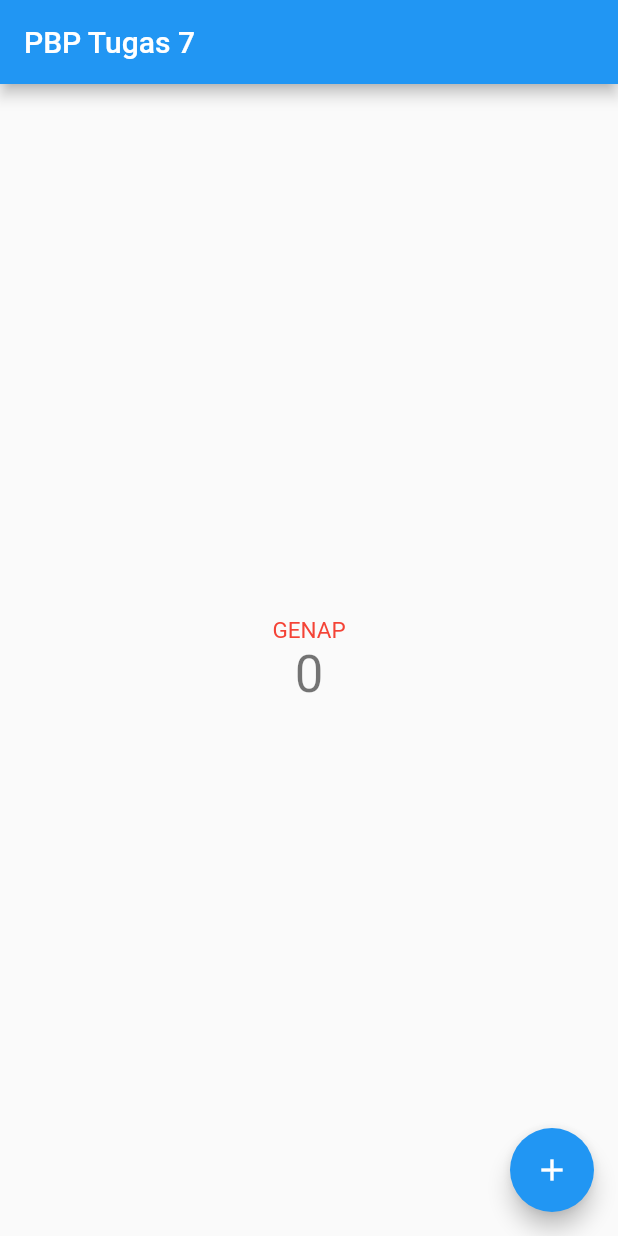
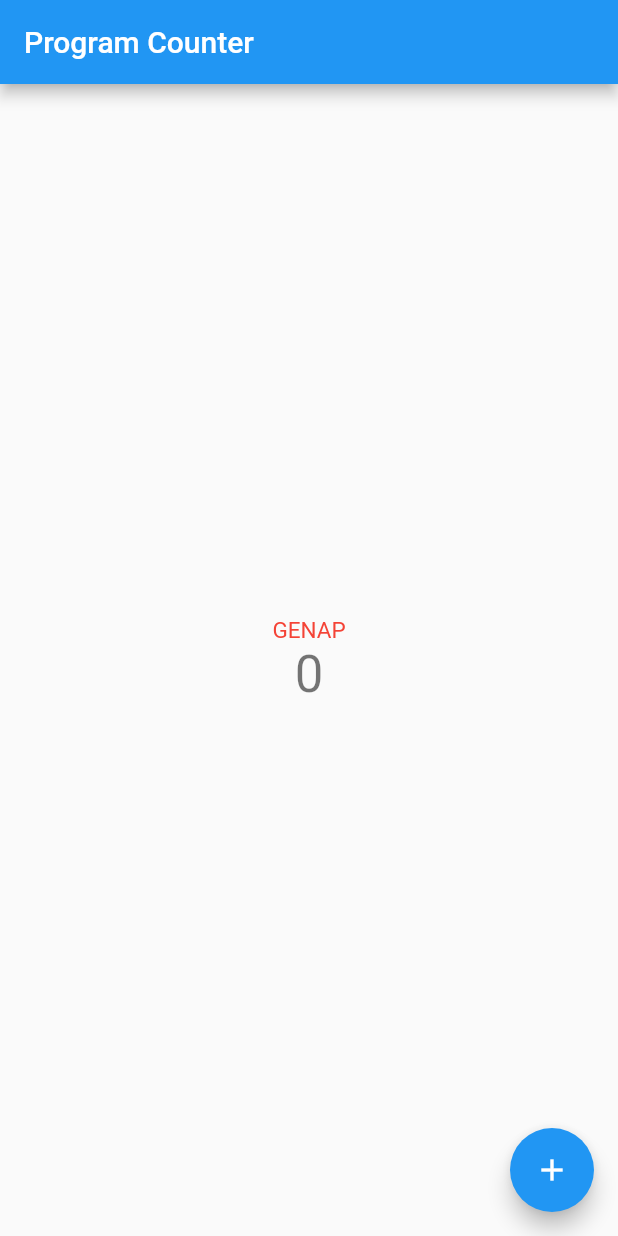
Before and after one commit to mhadziqrazin/pbp-flutter-lab, a Flutter app: the screen it shows after launch, on a phone screen of 412 x 824 dp. Run offline on Flutter 3.47's test engine with Material 2 defaults, Android fonts, the phone set to English and light mode, and no system bars.

Commit message:
Menyelesaikan README.md

```diff
--- a/lib/main.dart
+++ b/lib/main.dart
@@ -15,7 +15,7 @@ class MyApp extends StatelessWidget {
       theme: ThemeData(
         primarySwatch: Colors.blue,
       ),
-      home: const MyHomePage(title: 'PBP Tugas 7'),
+      home: const MyHomePage(title: 'Program Counter'),
     );
   }
 }
@@ -87,26 +87,18 @@ class _MyHomePageState extends State<MyHomePage> {
           children: <Widget>[
             Visibility(
               visible: (_counter != 0) ? true : false,
-              child: Align(
-                alignment: Alignment.bottomLeft,
               child: FloatingActionButton(
                 onPressed: (_counter != 0) ? _decrementCounter : null,
                 tooltip: 'Decrement',
-                  backgroundColor: Colors.blue,
                 child: const Icon(Icons.remove),
               ),
             ),
-            ),
 
-
-            Align(
-              alignment: Alignment.bottomRight,
-              child: FloatingActionButton(
+            FloatingActionButton(
               onPressed: _incrementCounter,
               tooltip: 'Increment',
               child: const Icon(Icons.add),
             ),
-            )
           ],
         ),
       )
```
Also changed, not shown: 47 other files. Lines whose indentation alone changed are shown as unchanged.
